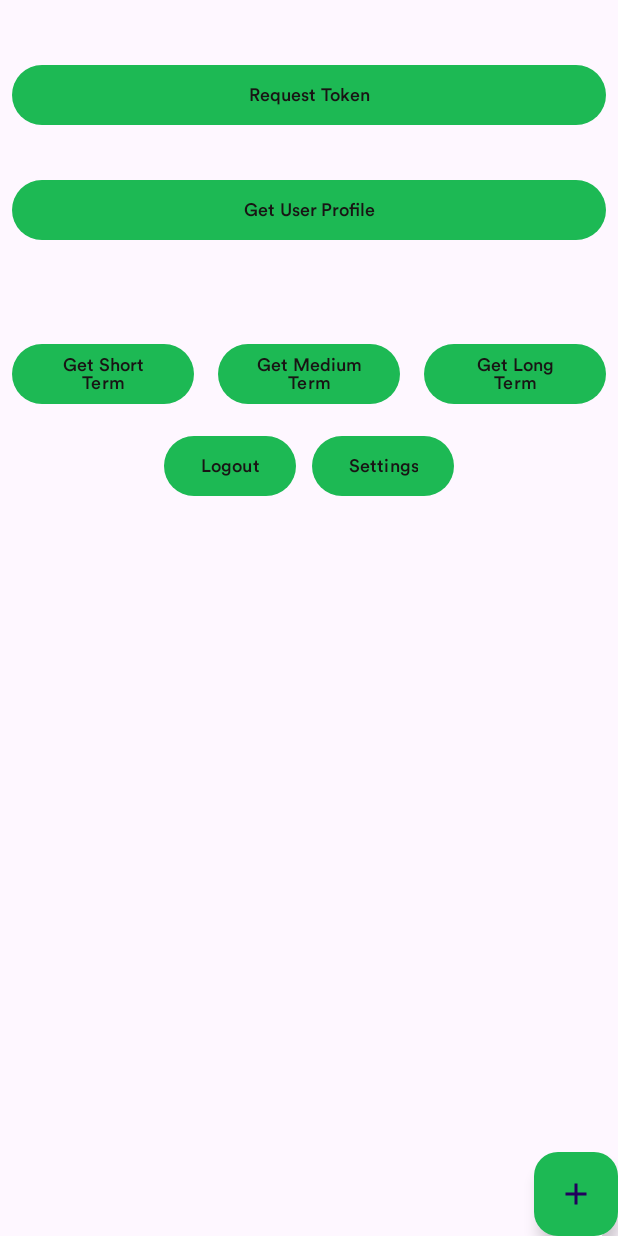
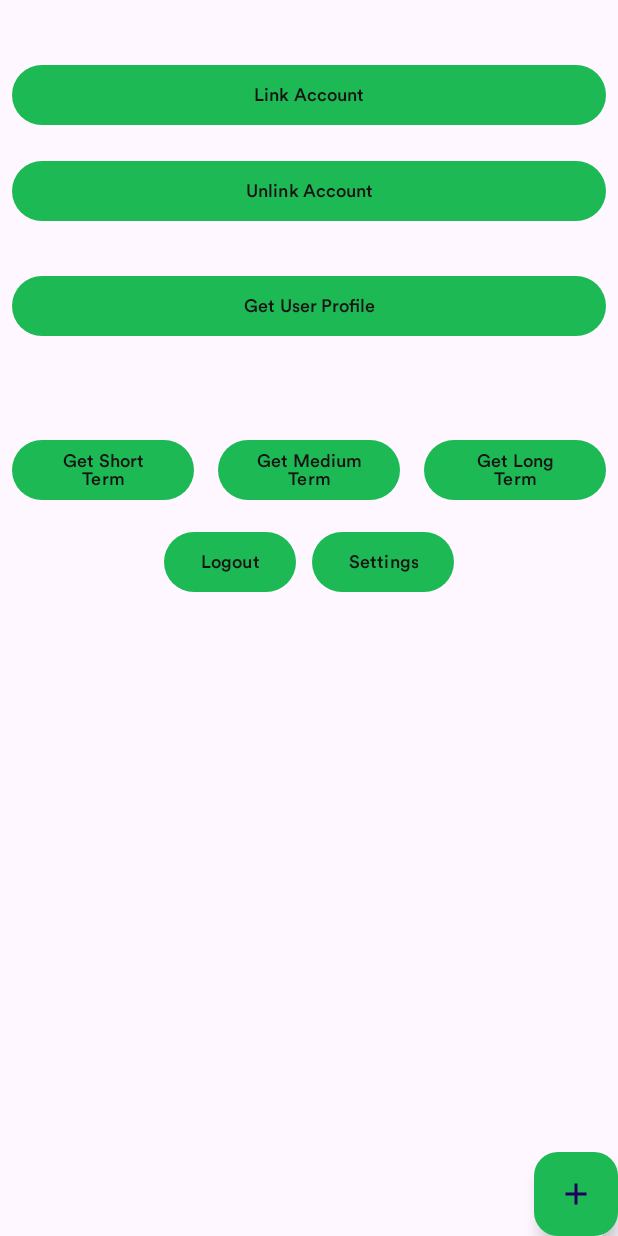
Before and after one commit to ajiang4138/Wrappedify, an Android app: the screen it shows after launch once a user with an empty profile is signed in (MainActivity), on a phone screen of 412 x 824 dp. Run offline under Robolectric (Android 15) with nearby library versions, the phone set to English and light mode, and no system bars; our stand-ins replace Firebase (no records; nobody signed in at launch, a user with empty details on screens opened directly), Picasso; libraries missing offline, so code that uses them is left out: com.spotify.sdk; pictures from the network do not load.

Commit message:
Can now unlink account, changed certain texts to relink account. Refactored one method so far.

```diff
--- a/app/build.gradle
+++ b/app/build.gradle
@@ -60,4 +60,5 @@ dependencies {
     implementation("com.google.firebase:firebase-auth")
 
     implementation 'com.squareup.picasso:picasso:2.8'
+    implementation("androidx.webkit:webkit:1.8.0")
 }
--- a/app/src/main/res/layout/activity_main.xml
+++ b/app/src/main/res/layout/activity_main.xml
@@ -24,7 +24,14 @@
             android:layout_width="match_parent"
             android:layout_height="wrap_content"
             android:layout_margin="8dp"
-            android:text="Request Token" />
+            android:text="Link Account" />
+
+        <Button
+            android:id="@+id/unlink_btn"
+            android:layout_width="match_parent"
+            android:layout_height="wrap_content"
+            android:layout_margin="8dp"
+            android:text="Unlink Account" />
 
         <TextView
             android:id="@+id/response_text_view"
@@ -133,5 +140,11 @@
         app:layout_constraintBottom_toBottomOf="parent"
         app:layout_constraintRight_toRightOf="parent" />
 
+    <WebView
+        android:id="@+id/webview"
+        android:layout_width="match_parent"
+        android:layout_height="match_parent"
+        />
+
 
 </androidx.constraintlayout.widget.ConstraintLayout>
```
Also changed, not shown: app/src/main/java/com/example/wrappedify/MainActivity.java (+31 -76 lines), app/src/main/java/com/example/wrappedify/informationFetcher.java (added, +41 -0 lines).
